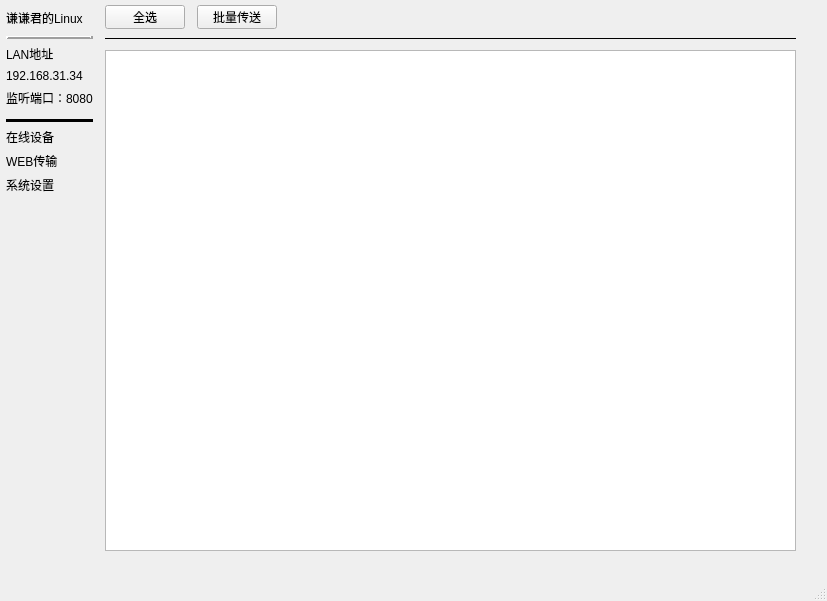
The window that mainui.ui (qianqianjun/QinLinTransfer) describes before a commit, drawn with Qt 5.
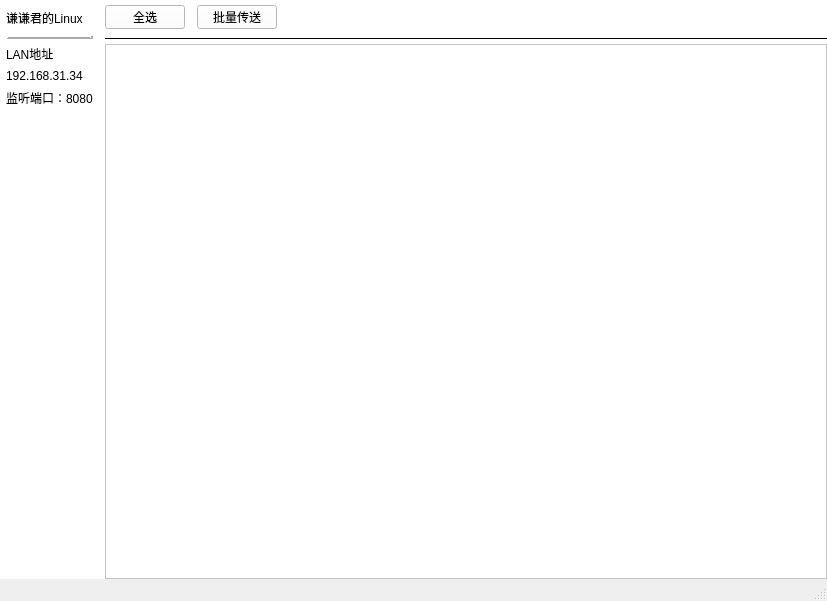
The same window after the commit.

```diff
--- a/mainui.ui
+++ b/mainui.ui
@@ -14,6 +14,9 @@
    <string>MainWindow</string>
   </property>
   <widget class="QWidget" name="centralwidget">
+   <property name="styleSheet">
+    <string notr="true">background-color: rgb(255, 255, 255);</string>
+   </property>
    <layout class="QHBoxLayout" name="horizontalLayout_2">
     <property name="spacing">
      <number>6</number>
@@ -142,59 +145,10 @@
         </widget>
        </item>
        <item>
-        <widget class="QWidget" name="widget_2" native="true">
-         <layout class="QVBoxLayout" name="verticalLayout_2">
-          <property name="leftMargin">
-           <number>6</number>
-          </property>
-          <property name="topMargin">
-           <number>6</number>
-          </property>
-          <property name="rightMargin">
-           <number>6</number>
-          </property>
-          <property name="bottomMargin">
-           <number>6</number>
-          </property>
-          <item>
-           <widget class="Line" name="line_2">
-            <property name="frameShadow">
-             <enum>QFrame::Plain</enum>
-            </property>
-            <property name="lineWidth">
-             <number>4</number>
-            </property>
-            <property name="orientation">
-             <enum>Qt::Horizontal</enum>
-            </property>
-           </widget>
+        <widget class="QWidget" name="menu_widget" native="true"/>
           </item>
           <item>
-           <widget class="QLabel" name="label_5">
-            <property name="text">
-             <string>在线设备</string>
-            </property>
-           </widget>
-          </item>
-          <item>
-           <widget class="QLabel" name="label_6">
-            <property name="text">
-             <string>WEB传输</string>
-            </property>
-           </widget>
-          </item>
-          <item>
-           <widget class="QLabel" name="label_7">
-            <property name="text">
-             <string>系统设置</string>
-            </property>
-           </widget>
-          </item>
-         </layout>
-        </widget>
-       </item>
-       <item>
-        <spacer name="verticalSpacer">
+        <spacer name="leftmenu_spacer">
          <property name="orientation">
           <enum>Qt::Vertical</enum>
          </property>
@@ -214,16 +168,25 @@
       <property name="currentIndex">
        <number>0</number>
       </property>
-      <widget class="QWidget" name="page">
-       <widget class="QWidget" name="widget_4" native="true">
-        <property name="geometry">
-         <rect>
-          <x>0</x>
-          <y>0</y>
-          <width>691</width>
-          <height>33</height>
-         </rect>
+      <widget class="QWidget" name="online">
+       <layout class="QVBoxLayout" name="verticalLayout_2">
+        <property name="spacing">
+         <number>4</number>
         </property>
+        <property name="leftMargin">
+         <number>0</number>
+        </property>
+        <property name="topMargin">
+         <number>0</number>
+        </property>
+        <property name="rightMargin">
+         <number>0</number>
+        </property>
+        <property name="bottomMargin">
+         <number>0</number>
+        </property>
+        <item>
+         <widget class="QWidget" name="top_buttons" native="true">
         <property name="sizePolicy">
          <sizepolicy hsizetype="Preferred" vsizetype="Fixed">
           <horstretch>0</horstretch>
@@ -317,15 +280,9 @@
          </item>
         </layout>
        </widget>
+        </item>
+        <item>
        <widget class="Line" name="line_3">
-        <property name="geometry">
-         <rect>
-          <x>0</x>
-          <y>30</y>
-          <width>691</width>
-          <height>16</height>
-         </rect>
-        </property>
         <property name="frameShadow">
          <enum>QFrame::Plain</enum>
         </property>
@@ -333,13 +290,20 @@
          <enum>Qt::Horizontal</enum>
         </property>
        </widget>
-       <widget class="QListWidget" name="listWidget">
+        </item>
+        <item>
+         <widget class="QListWidget" name="device_listWidget"/>
+        </item>
+       </layout>
+      </widget>
+      <widget class="QWidget" name="web">
+       <widget class="QLabel" name="label">
         <property name="geometry">
          <rect>
-          <x>0</x>
-          <y>50</y>
-          <width>691</width>
-          <height>501</height>
+          <x>160</x>
+          <y>180</y>
+          <width>67</width>
+          <height>17</height>
          </rect>
         </property>
        </widget>
```
Left out of the diff: 40 changed lines with no effect on the pictures. Lines whose indentation alone changed are shown as unchanged.
